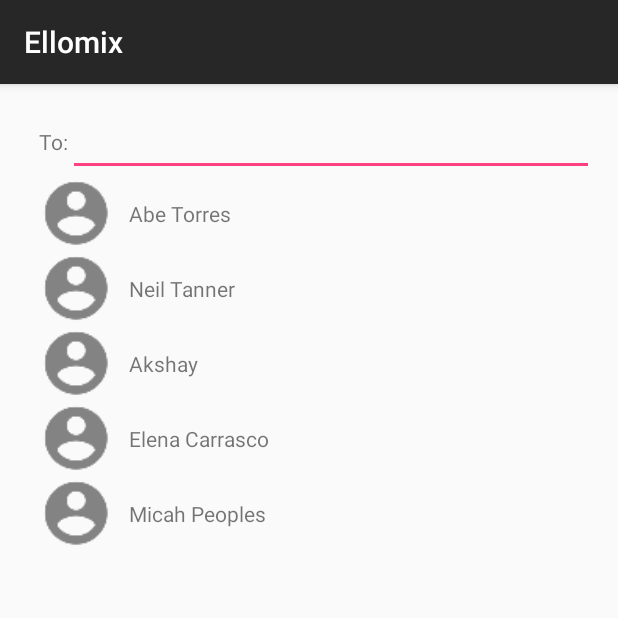
After one commit to joelwng28/ElloMix, an Android app: the NewMessageActivity screen opened directly, with no data from a screen before it, on a phone screen of 412 x 824 dp, the top half of it. The commit adds this screen. Run offline under Robolectric (Android 15) with nearby library versions, the phone set to English and light mode, and no system bars; our stand-ins replace CircleImageView; pictures from the network do not load.

Commit message:
Working new message activity

```diff
--- a/Android Application/Ellomix/app/src/main/AndroidManifest.xml
+++ b/Android Application/Ellomix/app/src/main/AndroidManifest.xml
@@ -73,8 +73,9 @@
 
         <activity
             android:name="com.spotify.sdk.android.authentication.LoginActivity"
-            android:theme="@android:style/Theme.Translucent.NoTitleBar"></activity>
-        <activity android:name=".Activities.CommentsActivity"></activity>
+            android:theme="@android:style/Theme.Translucent.NoTitleBar" />
+        <activity android:name=".Activities.CommentsActivity" />
+        <activity android:name=".Activities.NewMessageActivity"></activity>
     </application>
 
 </manifest>
--- /dev/null
+++ b/Android Application/Ellomix/app/src/main/java/com/ellomix/android/ellomix/Activities/NewMessageActivity.java
@@ -0,0 +1,120 @@
+package com.ellomix.android.ellomix.Activities;
+
+import android.support.v7.app.AppCompatActivity;
+import android.os.Bundle;
+import android.support.v7.widget.LinearLayoutManager;
+import android.support.v7.widget.RecyclerView;
+import android.util.Log;
+import android.view.LayoutInflater;
+import android.view.View;
+import android.view.ViewGroup;
+import android.widget.TextView;
+import android.widget.Toast;
+
+import com.ellomix.android.ellomix.Model.User;
+import com.ellomix.android.ellomix.R;
+
+import java.util.ArrayList;
+import java.util.List;
+
+import de.hdodenhof.circleimageview.CircleImageView;
+
+public class NewMessageActivity extends AppCompatActivity  {
+
+    private static final String TAG = "NewMessageActivity";
+    private List<User> mFollowingUsers;
+    private RecyclerView mFollowingRecyclerView;
+
+    @Override
+    protected void onCreate(Bundle savedInstanceState) {
+        super.onCreate(savedInstanceState);
+        setContentView(R.layout.activity_new_message);
+        mFollowingUsers = new ArrayList<>();
+
+        mFollowingRecyclerView = (RecyclerView) findViewById(R.id.following_recycler_view);
+        mFollowingRecyclerView.setLayoutManager(new LinearLayoutManager(this));
+        generateModel();
+        mFollowingRecyclerView.setAdapter(new FollowingAdapter(mFollowingUsers));
+    }
+
+    public void generateModel() {
+        Log.d(TAG, "generate timeline");
+        String[] usersDemo = {"Abe Torres", "Neil Tanner", "Akshay", "Elena Carrasco", "Micah Peoples"};
+        String[] messagesDemo = {
+                "DOPE",
+                "Some sick beats, everyone check it ok",
+                "New favourite song",
+                "So mellow",
+                "Chillax"
+        };
+
+        for (int i = 0; i < 5; i++) {
+            User user = new User(usersDemo[i]);
+            user.setId("" + i);
+            mFollowingUsers.add(user);
+        }
+
+
+    }
+
+    private class FollowingHolder extends RecyclerView.ViewHolder implements View.OnClickListener {
+
+        private User mUser;
+        private CircleImageView mFriendImageView;
+        private TextView mFriendNameTextView;
+
+        public FollowingHolder(View itemView) {
+            super(itemView);
+            mFriendImageView = (CircleImageView) itemView.findViewById(R.id.friend_image_view);
+            mFriendNameTextView = (TextView) itemView.findViewById(R.id.friend_text_view);
+            itemView.setOnClickListener(this);
+        }
+
+        public void bindItem(User user) {
+            mUser = user;
+//            Picasso.with(getApplicationContext()).load(mUser.getPhotoUrl())
+//                    .placeholder(R.drawable.ic_profile)
+//                    .into(mFriendImageView);
+            mFriendNameTextView.setText(mUser.getName());
+        }
+
+
+        @Override
+        public void onClick(View v) {
+            // Add the name to the list
+            Toast.makeText(NewMessageActivity.this, "Friend Added", Toast.LENGTH_SHORT).show();
+
+            //TODO: Push member bubble on "To:" list
+
+
+        }
+    }
+
+    private class FollowingAdapter extends RecyclerView.Adapter<FollowingHolder> {
+
+        private List<User> mUsers;
+
+        public FollowingAdapter(List<User> users) {
+            mUsers = users;
+        }
+
+        @Override
+        public FollowingHolder onCreateViewHolder(ViewGroup parent, int viewType) {
+            LayoutInflater inflater = LayoutInflater.from(NewMessageActivity.this);
+            View view = inflater.inflate(R.layout.friend_item, parent, false);
+
+            return new FollowingHolder(view);
+        }
+
+        @Override
+        public void onBindViewHolder(FollowingHolder holder, int position) {
+            holder.bindItem(mUsers.get(position));
+        }
+
+        @Override
+        public int getItemCount() {
+            return mUsers.size();
+        }
+    }
+
+}
--- a/Android Application/Ellomix/app/src/main/java/com/ellomix/android/ellomix/Activities/ScreenSlidePagerActivity.java
+++ b/Android Application/Ellomix/app/src/main/java/com/ellomix/android/ellomix/Activities/ScreenSlidePagerActivity.java
@@ -9,6 +9,7 @@
 import android.support.v4.view.PagerAdapter;
 import android.support.v4.view.ViewPager;
 import android.support.design.widget.TabLayout;
+import android.support.v7.app.AppCompatActivity;
 
 import com.ellomix.android.ellomix.Fragments.ChatFragment;
 import com.ellomix.android.ellomix.Fragments.ChatListFragment;
@@ -20,7 +21,7 @@
  * Created by abetorres on 12/10/16.
  */
 
-public class ScreenSlidePagerActivity extends FragmentActivity {
+public class ScreenSlidePagerActivity extends AppCompatActivity {
 
 
     private static final int NUM_PAGES = 2;
--- a/Android Application/Ellomix/app/src/main/java/com/ellomix/android/ellomix/Messaging/Chat.java
+++ b/Android Application/Ellomix/app/src/main/java/com/ellomix/android/ellomix/Messaging/Chat.java
@@ -13,6 +13,7 @@
     private String mFromRecipient;
     private List<String> mGroupMembers;
     private String mMostRecentMessage;
+    // TODO: add playlist list
 
     public Chat() {
 
--- /dev/null
+++ b/Android Application/Ellomix/app/src/main/res/layout/activity_new_message.xml
@@ -0,0 +1,61 @@
+<?xml version="1.0" encoding="utf-8"?>
+<RelativeLayout xmlns:android="http://schemas.android.com/apk/res/android"
+    xmlns:tools="http://schemas.android.com/tools"
+    android:id="@+id/activity_new_message"
+    android:layout_width="match_parent"
+    android:layout_height="match_parent"
+    android:paddingBottom="@dimen/activity_vertical_margin"
+    android:paddingLeft="@dimen/activity_horizontal_margin"
+    android:paddingRight="@dimen/activity_horizontal_margin"
+    android:paddingTop="@dimen/activity_vertical_margin"
+    tools:context="com.ellomix.android.ellomix.Activities.NewMessageActivity">
+
+    <RelativeLayout
+        android:layout_width="wrap_content"
+        android:layout_height="wrap_content"
+        android:id="@+id/sender_view"
+        android:layout_alignParentStart="true"
+        android:layout_alignParentLeft="true">
+
+        <Space
+            android:layout_width="10dp"
+            android:layout_height="wrap_content"
+            android:id="@+id/space_left"
+            android:layout_centerVertical="true"/>
+
+        <TextView
+            android:layout_width="wrap_content"
+            android:layout_height="wrap_content"
+            android:id="@+id/to_text_view"
+            android:text="@string/to_sender"
+            android:maxLines="1"
+            android:layout_centerVertical="true"
+            android:layout_toRightOf="@id/space_left"
+            android:layout_toEndOf="@id/space_left"
+            />
+
+        <EditText
+            android:layout_width="match_parent"
+            android:layout_height="wrap_content"
+            android:id="@+id/group_member_text_view"
+            android:layout_toRightOf="@id/to_text_view"
+            android:layout_toEndOf="@id/to_text_view"
+            android:maxLines="1"
+            android:layout_alignTop="@id/to_text_view"
+            android:layout_centerVertical="true"/>
+
+    </RelativeLayout>
+
+    <android.support.v7.widget.RecyclerView
+        android:layout_width="match_parent"
+        android:layout_height="match_parent"
+        android:id="@+id/following_recycler_view"
+        android:layout_below="@id/sender_view">
+
+    </android.support.v7.widget.RecyclerView>
+
+
+
+
+
+</RelativeLayout>
--- /dev/null
+++ b/Android Application/Ellomix/app/src/main/res/layout/friend_item.xml
@@ -0,0 +1,39 @@
+<?xml version="1.0" encoding="utf-8"?>
+<RelativeLayout xmlns:android="http://schemas.android.com/apk/res/android"
+    android:layout_width="match_parent"
+    android:layout_height="wrap_content"
+    android:layout_alignParentStart="true"
+    android:layout_alignParentLeft="true">
+
+    <Space
+        android:layout_width="10dp"
+        android:layout_height="wrap_content"
+        android:id="@+id/space_left"/>
+
+    <de.hdodenhof.circleimageview.CircleImageView
+        android:layout_width="50dp"
+        android:layout_height="50dp"
+        android:id="@+id/friend_image_view"
+        android:src="@drawable/ic_profile"
+        android:layout_toRightOf="@id/space_left"
+        android:layout_toEndOf="@id/space_left"
+        android:layout_centerVertical="true"
+        />
+
+    <Space
+        android:layout_width="10dp"
+        android:layout_height="wrap_content"
+        android:id="@+id/space_right"
+        android:layout_toRightOf="@id/friend_image_view"
+        android:layout_toEndOf="@id/friend_image_view"/>
+
+    <TextView
+        android:layout_width="wrap_content"
+        android:layout_height="wrap_content"
+        android:id="@+id/friend_text_view"
+        android:text="Friend"
+        android:layout_toRightOf="@id/space_right"
+        android:layout_toEndOf="@id/space_right"
+        android:layout_centerVertical="true"/>
+
+</RelativeLayout>
--- a/Android Application/Ellomix/app/src/main/res/values/strings.xml
+++ b/Android Application/Ellomix/app/src/main/res/values/strings.xml
@@ -20,4 +20,6 @@
     <string name="cancel_login">Cancelled Login</string>
     <string name="error_login">Error at Login</string>
     <string name="logout">Logout of Facebook</string>
+    <string name="compose">Compose</string>
+    <string name="to_sender">To: </string>
 </resources>
```
Also changed, not shown: Android Application/Ellomix/app/src/main/java/com/ellomix/android/ellomix/Fragments/ChatListFragment.java (+25 -1 lines), Android Application/Ellomix/app/src/main/java/com/ellomix/android/ellomix/Model/User.java (+52 -2 lines), Android Application/Ellomix/app/src/main/res/menu/chat_feed_menu.xml (added, +12 -0 lines).
